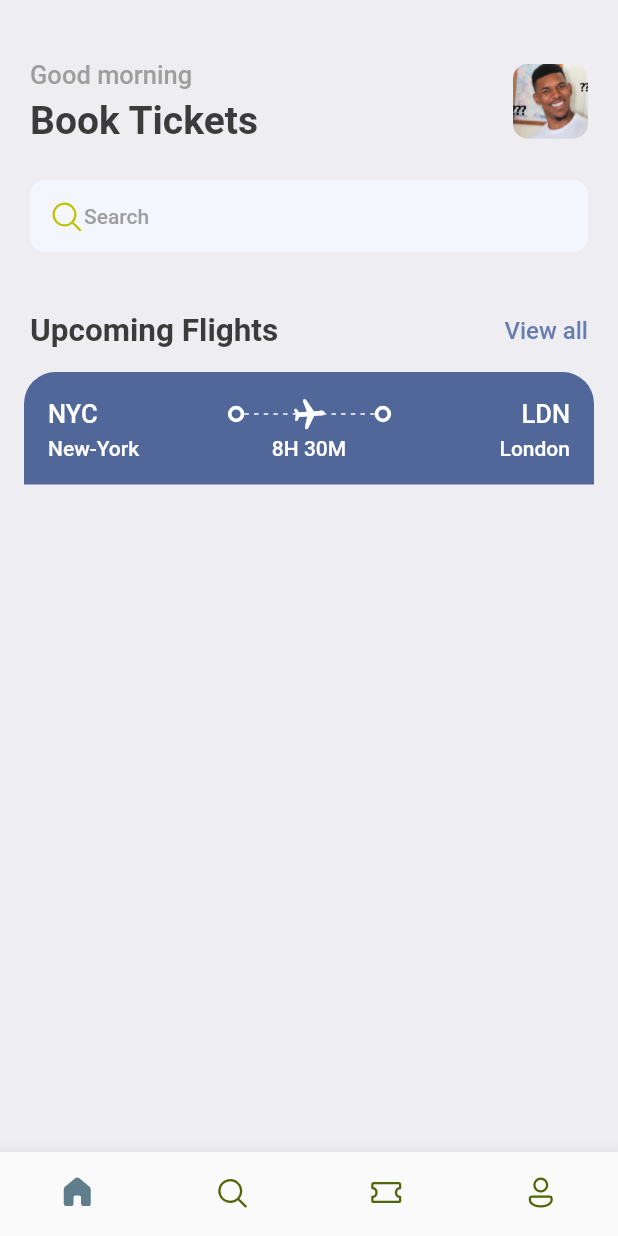
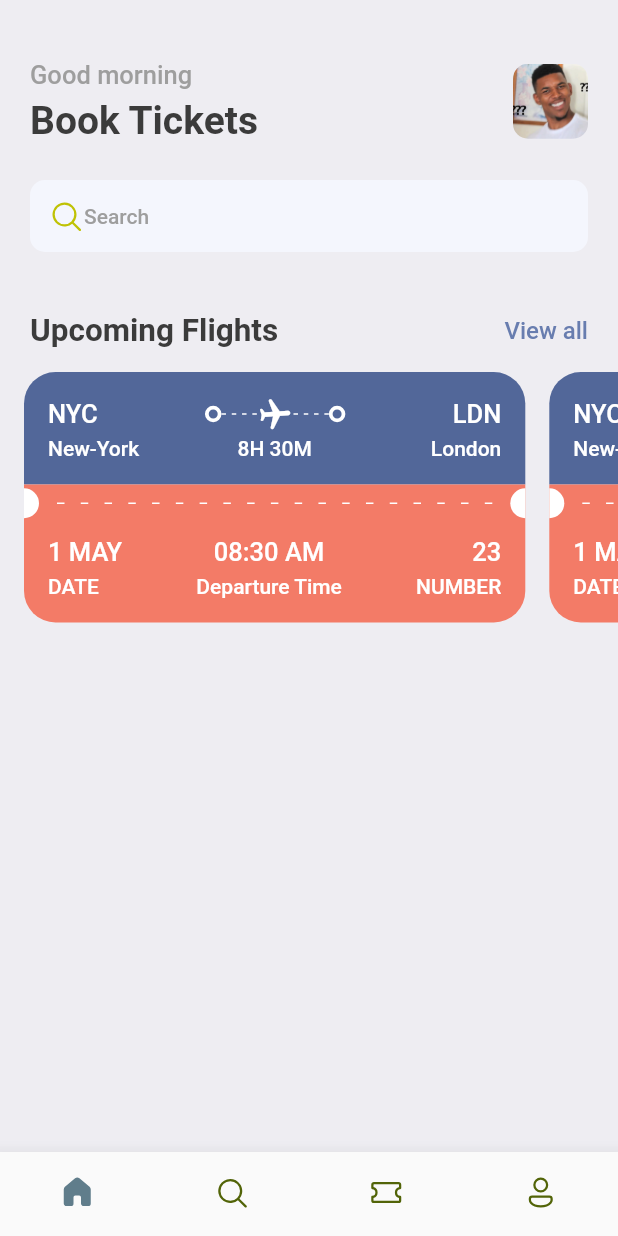
Before and after one commit to omitoful/book_tickets, a Flutter app: the screen it shows after launch, on a phone screen of 412 x 824 dp. Run offline on Flutter 3.47's test engine with Material 2 defaults, Android fonts, the phone set to English and light mode, and no system bars; our stand-ins replace fluentui_icons, gap.

Commit message:
finish ticket part & add SingleChildScrollView

```diff
--- a/lib/screens/home_screen.dart
+++ b/lib/screens/home_screen.dart
@@ -1,7 +1,6 @@
 import 'package:booktickets/screens/ticket_view.dart';
 import 'package:booktickets/utils/app_styles.dart';
 import 'package:fluentui_icons/fluentui_icons.dart';
-import 'package:flutter/cupertino.dart';
 import 'package:flutter/material.dart';
 import 'package:gap/gap.dart';
 
@@ -80,7 +79,16 @@ class _HomeScreenState extends State<HomeScreen> {
             ),
           ),
           const Gap(15),
-          TicketView(),
+          SingleChildScrollView(
+            scrollDirection: Axis.horizontal,
+            padding: const EdgeInsets.only(left: 16),
+            child: Row(
+              children: [
+                TicketView(),
+                TicketView(),
+              ],
+            ),
+          ),
         ],
       ),
     );
--- a/lib/screens/ticket_view.dart
+++ b/lib/screens/ticket_view.dart
@@ -1,7 +1,6 @@
 import 'package:booktickets/utils/app_layout.dart';
 import 'package:booktickets/utils/app_styles.dart';
 import 'package:booktickets/widgets/thick_container.dart';
-import 'package:flutter/cupertino.dart';
 import 'package:flutter/material.dart';
 import 'package:gap/gap.dart';
 
@@ -17,19 +16,19 @@ class _TicketViewState extends State<TicketView> {
   Widget build(BuildContext context) {
     final size = AppLayout.getSize(context);
     return SizedBox(
-      width: size.width,
+      width: size.width * 0.85,
       height: 200,
       child: Container(
-        margin: const EdgeInsets.only(left: 16, right: 16),
+        margin: const EdgeInsets.only(right: 16),
         child: Column(
           children: [
             /*
             showing the blue part of the card
              */
             Container(
-              decoration: BoxDecoration(
-                color: const Color(0xFF526799),
-                borderRadius: const BorderRadius.only(topLeft: Radius.circular(21), topRight: Radius.circular(21))
+              decoration: const BoxDecoration(
+                color: Color(0xFF526799),
+                borderRadius: BorderRadius.only(topLeft: Radius.circular(21), topRight: Radius.circular(21))
               ),
               padding: const EdgeInsets.all(16),
               child: Column(
@@ -86,6 +85,105 @@ class _TicketViewState extends State<TicketView> {
                   )
                 ],
               ),
+            ),
+            /*
+            showing the middle part of the card
+             */
+            Container(
+              color: Styles.orangeColor,
+              child: Row(
+                children: [
+                  const SizedBox(
+                    height: 20,
+                    width: 10,
+                    child: DecoratedBox(
+                      decoration: BoxDecoration(
+                        color: Colors.white,
+                        borderRadius: BorderRadius.only(
+                          topRight: Radius.circular(10),
+                          bottomRight: Radius.circular(10)
+                        )
+                      ),
+                    ),
+                  ),
+                  Expanded(child: Padding(
+                    padding: const EdgeInsets.all(12.0),
+                    child: LayoutBuilder(builder: (BuildContext context, BoxConstraints constraints) {
+                      return Flex(
+                        direction: Axis.horizontal,
+                        mainAxisAlignment: MainAxisAlignment.spaceBetween,
+                        mainAxisSize: MainAxisSize.max,
+                        children: List.generate((constraints.constrainWidth() / 15).floor(), (index) => const SizedBox(
+                          height: 1,
+                          width: 5,
+                          child: DecoratedBox(
+                            decoration: BoxDecoration(
+                                color: Colors.white
+                            ),
+                          ),
+                        )),
+                      );
+                    },
+                    ),
+                  )),
+                  const SizedBox(
+                    height: 20,
+                    width: 10,
+                    child: DecoratedBox(
+                      decoration: BoxDecoration(
+                          color: Colors.white,
+                          borderRadius: BorderRadius.only(
+                              topLeft: Radius.circular(10),
+                              bottomLeft: Radius.circular(10)
+                          )
+                      ),
+                    ),
+                  )
+                ],
+              ),
+            ),
+            /*
+            showing the orange part of the card
+             */
+            Container(
+              decoration: BoxDecoration(
+                  color: Styles.orangeColor,
+                  borderRadius: const BorderRadius.only(bottomLeft: Radius.circular(21), bottomRight: Radius.circular(21))
+              ),
+              padding: const EdgeInsets.only(top: 10, left: 16, right: 16, bottom: 16),
+              child: Column(
+                children: [
+                  Row(
+                    mainAxisAlignment: MainAxisAlignment.spaceBetween,
+                    children: [
+                      Column(
+                        crossAxisAlignment: CrossAxisAlignment.start,
+                        children: [
+                          Text("1 MAY", style: Styles.headLineStyle3.copyWith(color: Colors.white)),
+                          const Gap(5),
+                          Text("DATE", style: Styles.headLineStyle4.copyWith(color: Colors.white))
+                        ],
+                      ),
+                      Column(
+                        crossAxisAlignment: CrossAxisAlignment.center,
+                        children: [
+                          Text("08:30 AM", style: Styles.headLineStyle3.copyWith(color: Colors.white)),
+                          const Gap(5),
+                          Text("Departure Time", style: Styles.headLineStyle4.copyWith(color: Colors.white))
+                        ],
+                      ),
+                      Column(
+                        crossAxisAlignment: CrossAxisAlignment.end,
+                        children: [
+                          Text("23", style: Styles.headLineStyle3.copyWith(color: Colors.white)),
+                          const Gap(5),
+                          Text("NUMBER", style: Styles.headLineStyle4.copyWith(color: Colors.white))
+                        ],
+                      ),
+                    ],
+                  ),
+                ],
+              ),
             )
           ],
         ),
--- a/lib/utils/app_styles.dart
+++ b/lib/utils/app_styles.dart
@@ -5,7 +5,7 @@ class Styles {
   static Color primaryColor = primary;
   static Color textColor = const Color(0xFF3b3b3b);
   static Color bgColor = const Color(0xFFeeedf2);
-  static Color orangeColor = const Color(0xFF526799);
+  static Color orangeColor = const Color(0xFFF37B67);
   static TextStyle textStyle = TextStyle(fontSize: 16, color: textColor, fontWeight: FontWeight.w500);
   static TextStyle headLineStyle1 = TextStyle(fontSize: 26, color: textColor, fontWeight: FontWeight.bold);
   static TextStyle headLineStyle2 = TextStyle(fontSize: 21, color: textColor, fontWeight: FontWeight.bold);
```
